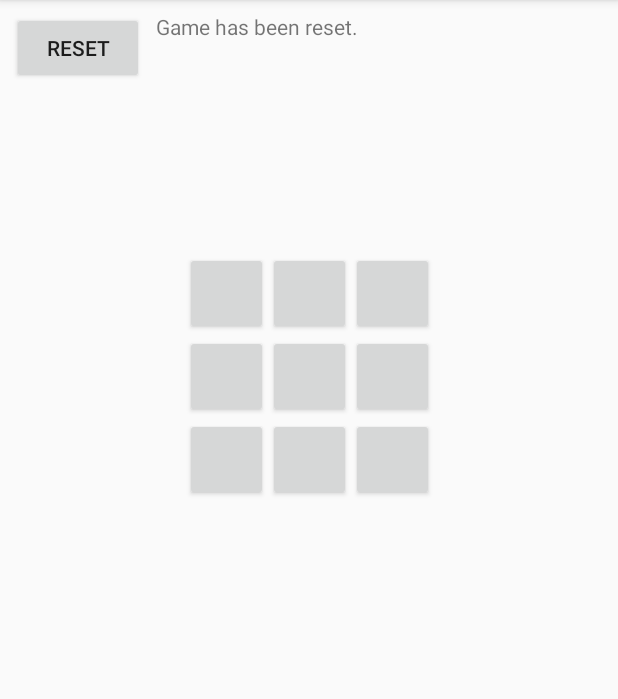
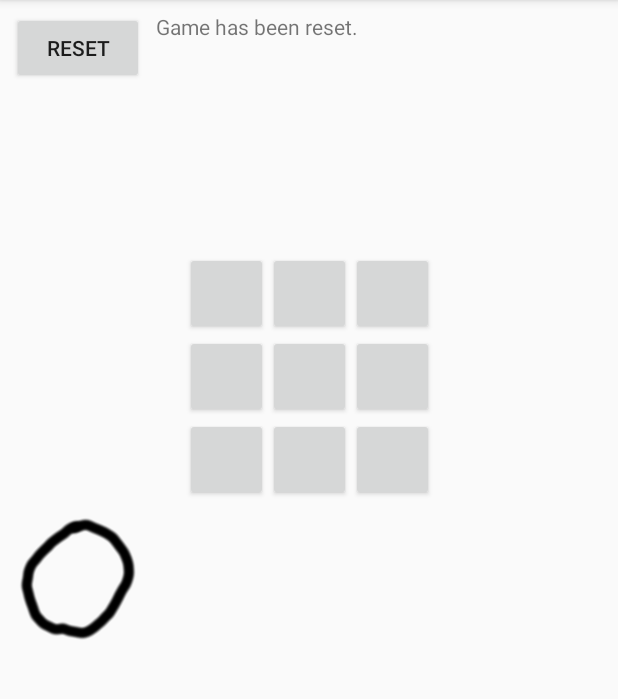
Before and after one commit to Harriss1/ThreeWinsGrafic, an Android app: the screen it shows after launch (MainActivity), after a tap on "RESET", on a phone screen of 412 x 824 dp, the part 84-783 px from its top. Run offline under Robolectric (Android 15) with nearby library versions, the phone set to English and light mode, and no system bars; 2 statements that could not run were skipped.

Commit message:
start of picture embedding

```diff
--- a/app/src/main/res/layout/content_main.xml
+++ b/app/src/main/res/layout/content_main.xml
@@ -131,4 +131,15 @@
         app:layout_constraintStart_toEndOf="@+id/reset"
         app:layout_constraintTop_toBottomOf="@+id/userHint" />
 
+    <ImageView
+        android:id="@+id/imageView"
+        android:layout_width="89dp"
+        android:layout_height="90dp"
+        android:layout_marginStart="8dp"
+        android:layout_marginLeft="8dp"
+        android:layout_marginTop="8dp"
+        app:layout_constraintStart_toStartOf="parent"
+        app:layout_constraintTop_toBottomOf="@+id/c2"
+        app:srcCompat="@drawable/btn_olabel" />
+
 </android.support.constraint.ConstraintLayout>
--- a/build.gradle
+++ b/build.gradle
@@ -7,7 +7,7 @@ buildscript {
 
     }
     dependencies {
-        classpath 'com.android.tools.build:gradle:3.3.2'
+        classpath 'com.android.tools.build:gradle:3.4.0'
 
         // NOTE: Do not place your application dependencies here; they belong
         // in the individual module build.gradle files
```
Also changed, not shown: app/src/main/res/drawable/btn_olabel.png (added), app/src/main/res/drawable/btn_xlabel.png (added), gradle/wrapper/gradle-wrapper.properties.
